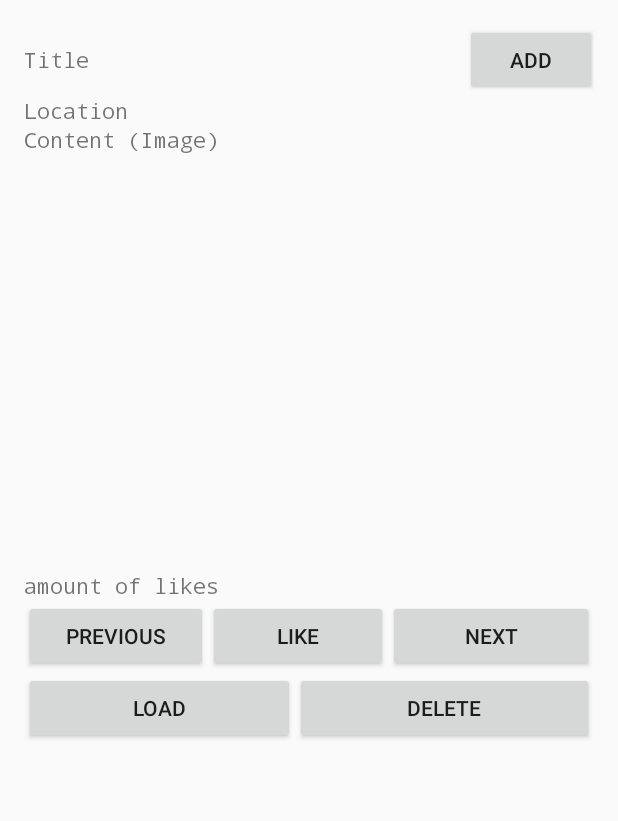
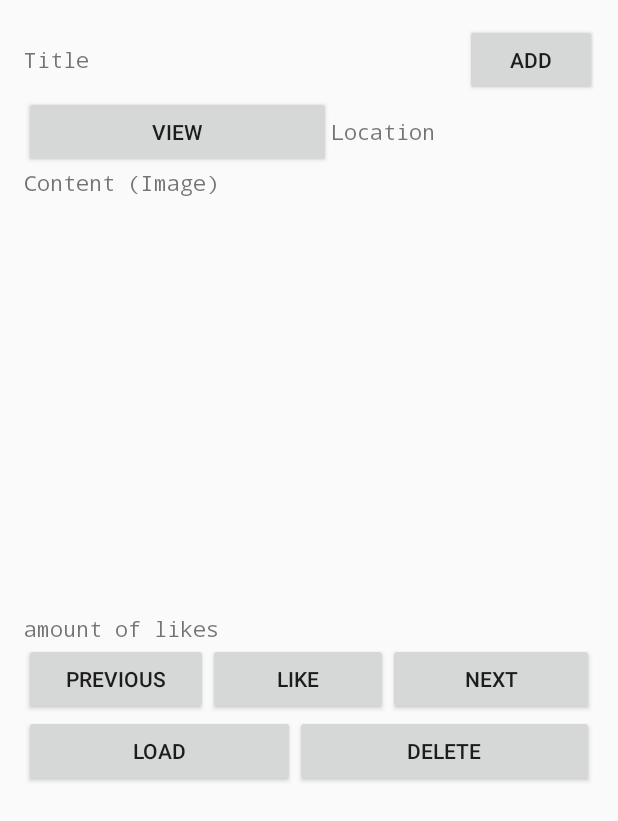
Before and after one commit to aguevara92/Android-Project, an Android app: the screen it shows after launch (MainActivity), on a phone screen of 412 x 824 dp. Shown: the top 821 px of the screen. Run offline under Robolectric (Android 15) with nearby library versions, the phone set to English and light mode, and no system bars; our stand-ins replace Volley; 4 statements that could not run were skipped.

Commit message:
Open New Intent

```diff
--- a/app/src/main/java/com/aguevara/dbapp/MainActivity.java
+++ b/app/src/main/java/com/aguevara/dbapp/MainActivity.java
@@ -73,8 +73,7 @@ import com.android.volley.toolbox.Volley;
 
 
 import static android.content.ContentValues.TAG;
-
-
+import static android.provider.AlarmClock.EXTRA_MESSAGE;
 
 
 public class MainActivity extends Activity implements LocationListener
@@ -122,6 +121,9 @@ public class MainActivity extends Activity implements LocationListener
     private Sensor mAccelerometer;
     private ShakeDetector mShakeDetector;
     boolean isDeleteDialogOpen = false;
+
+
+    public static final String EXTRA_MESSAGE = "com.aguevara.dbapp.Map";
 
     @Override
     protected void onCreate(Bundle savedInstanceState)
@@ -243,6 +245,15 @@ public class MainActivity extends Activity implements LocationListener
             public void onClick (View view)
             {
                 likePost ();
+            }
+        });
+
+        final Button btn_view_map = (Button)findViewById(R.id.btn_view_map);
+        btn_view_map.setOnClickListener(new View.OnClickListener()
+        {
+            public void onClick (View view)
+            {
+                openMap (view);
             }
         });
 
@@ -674,6 +685,16 @@ public class MainActivity extends Activity implements LocationListener
     }
 
 
+    /** Called when the user taps the Send button */
+    public void openMap(View view) {
+        //Intent intent = new Intent(this, Map.class);
+        Intent intent = new Intent("com.aguevara.dbapp.Map");
+        String message = Posts.postEntry[n].latitude;;
+        intent.putExtra(EXTRA_MESSAGE, message);
+        startActivity(intent);
+    }
+
+
     @Override
     public boolean onCreateOptionsMenu(Menu menu)
     {
--- a/app/src/main/res/layout/activity_main.xml
+++ b/app/src/main/res/layout/activity_main.xml
@@ -47,9 +47,16 @@
                 android:layout_width="match_parent"
                 android:layout_height="match_parent">
 
+                <Button
+                    android:id="@+id/btn_view_map"
+                    android:layout_width="match_parent"
+                    android:layout_height="wrap_content"
+                    android:layout_weight="1"
+                    android:text="View" />
+
                 <TextView
                     android:id="@+id/text_location"
-                    android:layout_width="match_parent"
+                    android:layout_width="175dp"
                     android:layout_height="wrap_content"
                     android:text="Location "
                     android:typeface="monospace" />
```
Also changed, not shown: app/src/main/AndroidManifest.xml (+14 -1 lines), app/src/main/java/com/aguevara/dbapp/Map.java (added, +26 -0 lines), app/src/main/res/layout/map.xml (added, +11 -0 lines).
